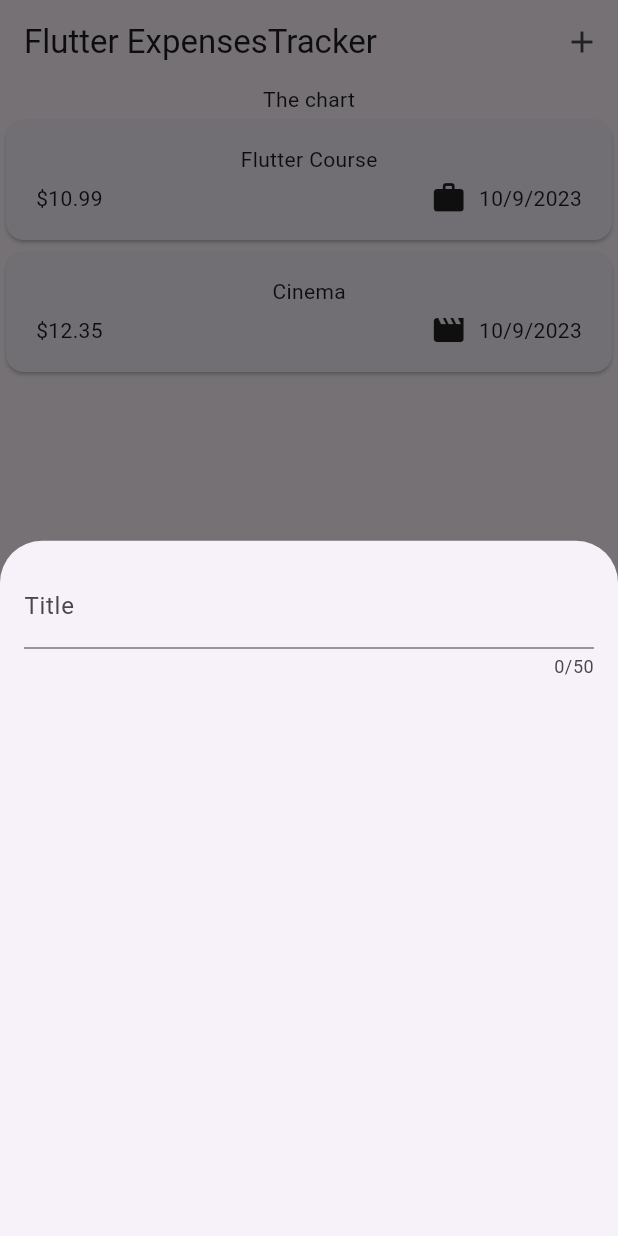
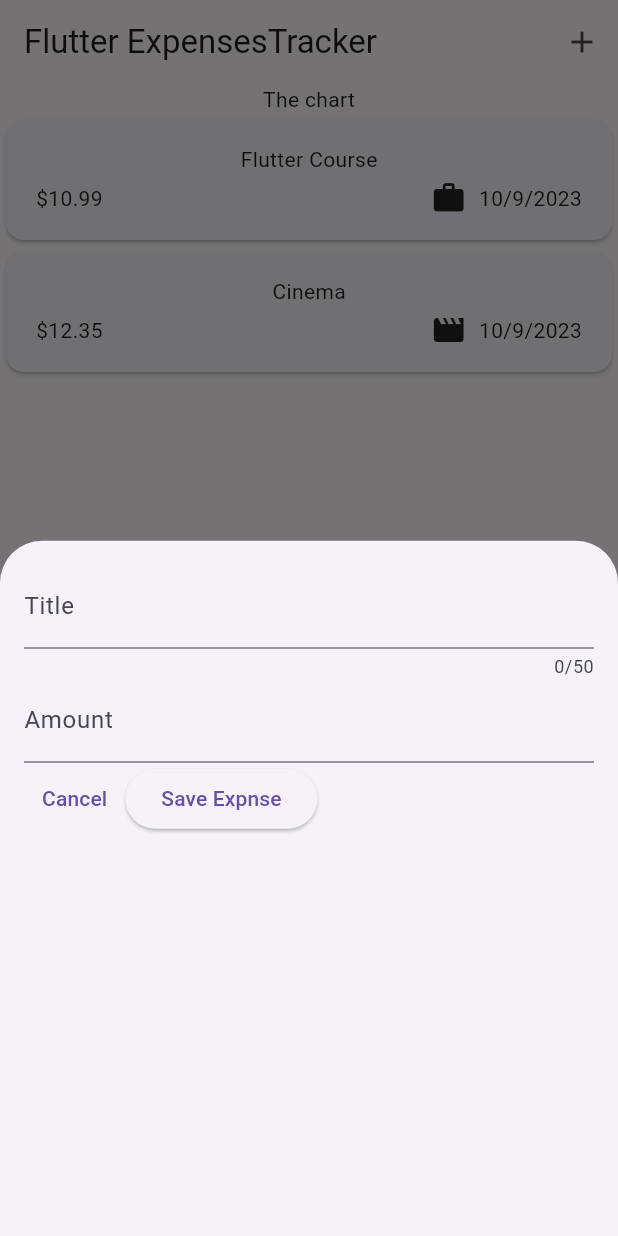
Before and after one commit to Louis-Gil/playground, a Flutter app: the screen it shows after launch, after a tap on the "add" icon, on a phone screen of 412 x 824 dp. Run offline on Flutter 3.47's test engine with Material 2 defaults, Android fonts, the phone set to English and light mode, and no system bars; our stand-ins replace google_fonts.

Commit message:
feat : Add textfield and button at new expense

```diff
--- a/flutter_guild/expense_tracker/lib/widgets/new_expense.dart
+++ b/flutter_guild/expense_tracker/lib/widgets/new_expense.dart
@@ -10,17 +10,60 @@
 }
 
 class _NewExpenseState extends State<NewExpense> {
+  final _titleController = TextEditingController();
+  final _amountController = TextEditingController();
+
+  @override
+  void dispose() {
+    _titleController.dispose();
+    _amountController.dispose();
+    super.dispose();
+  }
+  // var _enteredTitle = '';
+
+  // void _saveTitleInput(String inputValue) {
+  //   _enteredTitle = inputValue;
+  // }
+
   @override
   Widget build(BuildContext context) {
-    return const Padding(
-      padding: EdgeInsets.all(16),
+    return Padding(
+      padding: const EdgeInsets.all(16),
       child: Column(
         children: [
           TextField(
+            controller: _titleController,
+            // onChanged: _saveTitleInput,
             maxLength: 50,
-            decoration: InputDecoration(
+            decoration: const InputDecoration(
               label: Text('Title'),
             ),
+          ),
+          TextField(
+            controller: _amountController,
+            keyboardType: TextInputType.number,
+            decoration: const InputDecoration(
+              prefix: Text('\$ '),
+              label: Text('Amount'),
+            ),
+          ),
+          Row(
+            children: [
+              TextButton(
+                onPressed: () {
+                  Navigator.pop(context);
+                },
+                child: const Text('Cancel'),
+              ),
+              ElevatedButton(
+                onPressed: () {
+                  print(_titleController.text);
+                  print(_amountController.text);
+                  // print(_enteredTitle);
+                },
+                child: const Text('Save Expnse'),
+              ),
+            ],
           ),
         ],
       ),
```
